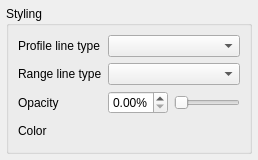
Qt form src/StylingWidget.ui (ManiVaultStudio/DimensionsViewerPlugin) before a commit.
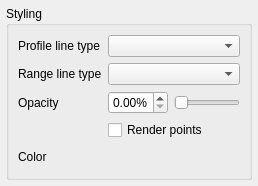
The same form after that commit. Custom widgets are drawn as their Qt base class.

What changed in the file:
```diff
--- a/src/StylingWidget.ui
+++ b/src/StylingWidget.ui
@@ -7,7 +7,7 @@
     <x>0</x>
     <y>0</y>
     <width>258</width>
-    <height>151</height>
+    <height>175</height>
    </rect>
   </property>
   <property name="windowTitle">
@@ -70,6 +70,35 @@
           </item>
          </layout>
         </item>
+        <item row="4" column="0">
+         <widget class="QLabel" name="colorLabel">
+          <property name="text">
+           <string>Color</string>
+          </property>
+         </widget>
+        </item>
+        <item row="4" column="1">
+         <widget class="ColorPickerPushButton" name="colorPushButton" native="true">
+          <property name="sizePolicy">
+           <sizepolicy hsizetype="Preferred" vsizetype="Fixed">
+            <horstretch>0</horstretch>
+            <verstretch>0</verstretch>
+           </sizepolicy>
+          </property>
+          <property name="minimumSize">
+           <size>
+            <width>0</width>
+            <height>22</height>
+           </size>
+          </property>
+          <property name="maximumSize">
+           <size>
+            <width>16777215</width>
+            <height>22</height>
+           </size>
+          </property>
+         </widget>
+        </item>
         <item row="2" column="0">
          <widget class="QLabel" name="opacityLabel">
           <property name="sizePolicy">
@@ -123,32 +152,10 @@
           </property>
          </widget>
         </item>
-        <item row="3" column="0">
-         <widget class="QLabel" name="colorLabel">
-          <property name="text">
-           <string>Color</string>
-          </property>
-         </widget>
-        </item>
         <item row="3" column="1">
-         <widget class="ColorPickerPushButton" name="colorPushButton" native="true">
-          <property name="sizePolicy">
-           <sizepolicy hsizetype="Preferred" vsizetype="Fixed">
-            <horstretch>0</horstretch>
-            <verstretch>0</verstretch>
-           </sizepolicy>
-          </property>
-          <property name="minimumSize">
-           <size>
-            <width>0</width>
-            <height>22</height>
-           </size>
-          </property>
-          <property name="maximumSize">
-           <size>
-            <width>16777215</width>
-            <height>22</height>
-           </size>
+         <widget class="QCheckBox" name="renderPointsCheckBox">
+          <property name="text">
+           <string>Render points</string>
           </property>
          </widget>
         </item>
```
